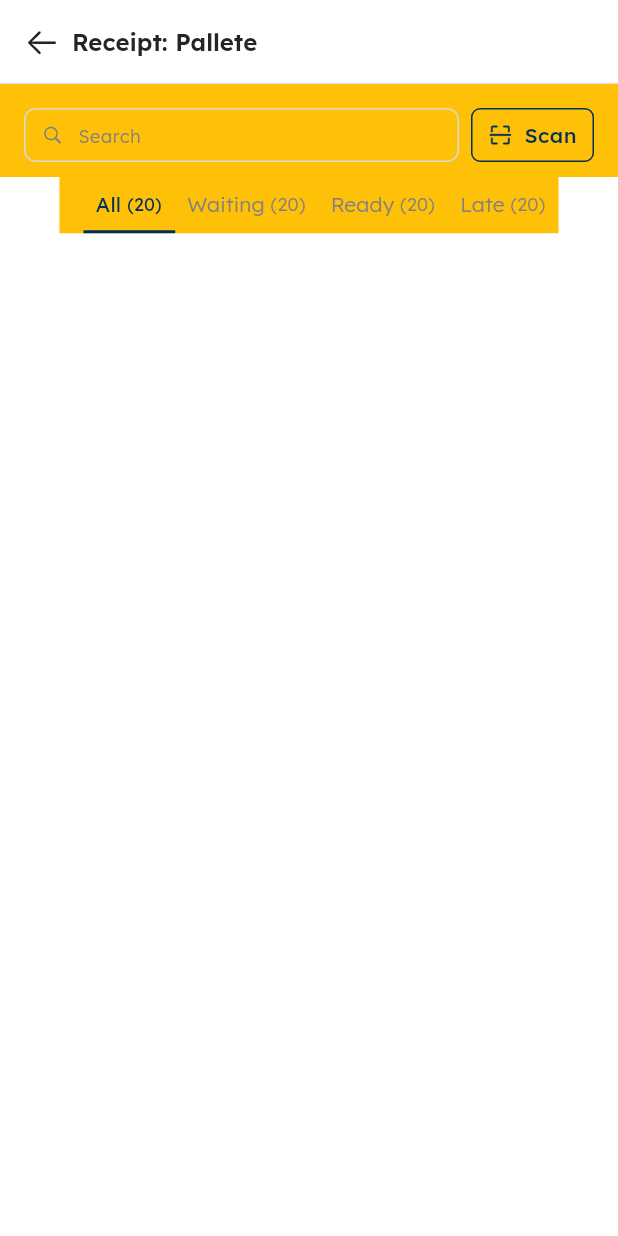
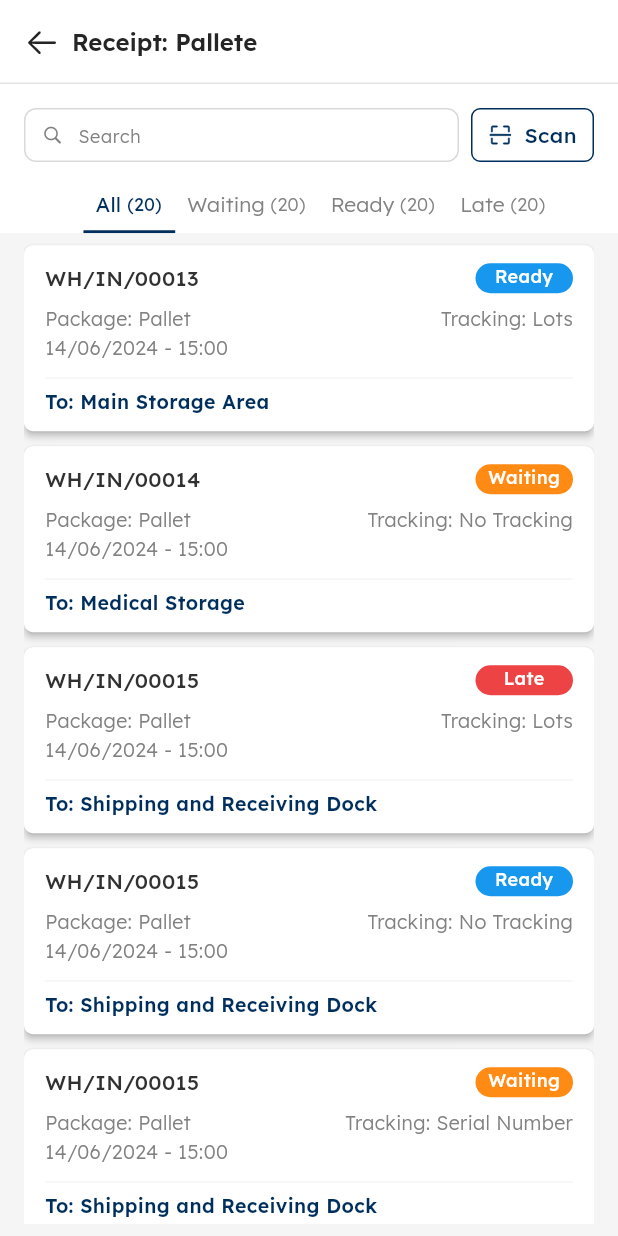
Before and after one commit to teguhw-scaleocean/inventory_3, a Flutter app: the ReceiptListScreen screen opened directly, on a phone screen of 412 x 824 dp. Run offline on Flutter 3.47's test engine with Material 3 defaults, Android fonts, the light colour scheme and no system bars; our stand-ins replace device_preview, flutter_screenutil, flutter_svg.

Commit message:
receipt-list-completed

```diff
--- a/lib/common/components/receipt_item_card.dart
+++ b/lib/common/components/receipt_item_card.dart
@@ -1,18 +1,25 @@
 import 'package:flutter/material.dart';
 
+import '../../data/model/receipt.dart';
 import '../extensions/empty_space_extension.dart';
 import '../theme/color/color_name.dart';
 import '../theme/text/base_text.dart';
 import 'status_badge.dart';
 
 class ReceiptItemCard extends StatelessWidget {
-  const ReceiptItemCard({super.key});
+  final Receipt receipt;
+
+  const ReceiptItemCard({super.key, required this.receipt});
 
   @override
   Widget build(BuildContext context) {
     return SizedBox(
       // height: 120,
       child: Card(
+        margin: EdgeInsets.only(
+          top: (receipt.id == 1) ? 8 : 0,
+          bottom: 10,
+        ),
         semanticContainer: true,
         clipBehavior: Clip.antiAliasWithSaveLayer,
         shape: RoundedRectangleBorder(
@@ -27,13 +34,13 @@ class ReceiptItemCard extends StatelessWidget {
                 mainAxisAlignment: MainAxisAlignment.spaceBetween,
                 children: [
                   Text(
-                    "WH/IN/00013",
+                    receipt.name,
                     style: BaseText.blackText14
                         .copyWith(fontWeight: BaseText.medium),
                   ),
-                  const StatusBadge(
-                    status: "Ready",
-                    color: ColorName.readyColor,
+                  StatusBadge(
+                    status: receipt.status,
+                    color: receipt.statusColor,
                   ),
                 ],
               ),
@@ -42,12 +49,12 @@ class ReceiptItemCard extends StatelessWidget {
                 mainAxisAlignment: MainAxisAlignment.spaceBetween,
                 children: [
                   Text(
-                    "Package: Pallet",
+                    receipt.packageName,
                     style: BaseText.grey1Text13
                         .copyWith(fontWeight: BaseText.light),
                   ),
                   Text(
-                    "Tracking: Lots",
+                    receipt.packageStatus,
                     style: BaseText.grey1Text13
                         .copyWith(fontWeight: BaseText.light),
                   )
@@ -57,7 +64,7 @@ class ReceiptItemCard extends StatelessWidget {
               Row(
                 children: [
                   Text(
-                    "14/06/2024 - 15:30",
+                    receipt.dateTime,
                     style: BaseText.grey1Text13
                         .copyWith(fontWeight: BaseText.light),
                   )
@@ -73,7 +80,7 @@ class ReceiptItemCard extends StatelessWidget {
               Row(
                 children: [
                   Text(
-                    "To: Main Storage Area",
+                    receipt.destination,
                     style: BaseText.mainText13.copyWith(
                       fontWeight: BaseText.semiBold,
                     ),
--- a/lib/common/theme/color/color_name.dart
+++ b/lib/common/theme/color/color_name.dart
@@ -21,4 +21,6 @@ class ColorName {
   static const Color redColor = Color(0xFFE81A0C);
   static const Color badgeRedColor = Color(0xFFEE4345);
   static const Color readyColor = Color(0xFF1798EE);
+  static const Color waitingColor = Color(0xFFFF8A14);
+  static const Color lateColor = Color(0xFFEE4345);
 }
--- /dev/null
+++ b/lib/data/model/receipt.dart
@@ -0,0 +1,110 @@
+// ignore_for_file: public_member_api_docs, sort_constructors_first
+import 'dart:convert';
+
+import 'package:flutter/material.dart';
+
+class Receipt {
+  int id;
+  String name;
+  String status;
+  String packageName;
+  String packageStatus;
+  String dateTime;
+  String destination;
+  Color statusColor;
+
+  Receipt({
+    required this.id,
+    required this.name,
+    required this.status,
+    required this.packageName,
+    required this.packageStatus,
+    required this.dateTime,
+    required this.destination,
+    required this.statusColor,
+  });
+
+  Receipt copyWith({
+    int? id,
+    String? name,
+    String? status,
+    String? packageName,
+    String? packageStatus,
+    String? dateTime,
+    String? destination,
+    Color? statusColor,
+  }) {
+    return Receipt(
+      id: id ?? this.id,
+      name: name ?? this.name,
+      status: status ?? this.status,
+      packageName: packageName ?? this.packageName,
+      packageStatus: packageStatus ?? this.packageStatus,
+      dateTime: dateTime ?? this.dateTime,
+      destination: destination ?? this.destination,
+      statusColor: statusColor ?? this.statusColor,
+    );
+  }
+
+  Map<String, dynamic> toMap() {
+    return <String, dynamic>{
+      'id': id,
+      'name': name,
+      'status': status,
+      'packageName': packageName,
+      'packageStatus': packageStatus,
+      'dateTime': dateTime,
+      'destination': destination,
+      'statusColor': statusColor.value,
+    };
+  }
+
+  factory Receipt.fromMap(Map<String, dynamic> map) {
+    return Receipt(
+      id: map['id'] as int,
+      name: map['name'] as String,
+      status: map['status'] as String,
+      packageName: map['packageName'] as String,
+      packageStatus: map['packageStatus'] as String,
+      dateTime: map['dateTime'] as String,
+      destination: map['destination'] as String,
+      statusColor: Color(map['statusColor'] as int),
+    );
+  }
+
+  String toJson() => json.encode(toMap());
+
+  factory Receipt.fromJson(String source) =>
+      Receipt.fromMap(json.decode(source) as Map<String, dynamic>);
+
+  @override
+  String toString() {
+    return 'Receipt(id: $id, name: $name, status: $status, packageName: $packageName, packageStatus: $packageStatus, dateTime: $dateTime, destination: $destination, statusColor: $statusColor)';
+  }
+
+  @override
+  bool operator ==(covariant Receipt other) {
+    if (identical(this, other)) return true;
+
+    return other.id == id &&
+        other.name == name &&
+        other.status == status &&
+        other.packageName == packageName &&
+        other.packageStatus == packageStatus &&
+        other.dateTime == dateTime &&
+        other.destination == destination &&
+        other.statusColor == statusColor;
+  }
+
+  @override
+  int get hashCode {
+    return id.hashCode ^
+        name.hashCode ^
+        status.hashCode ^
+        packageName.hashCode ^
+        packageStatus.hashCode ^
+        dateTime.hashCode ^
+        destination.hashCode ^
+        statusColor.hashCode;
+  }
+}
--- a/lib/presentation/receipt/screens/receipt_list_screen.dart
+++ b/lib/presentation/receipt/screens/receipt_list_screen.dart
@@ -3,8 +3,10 @@ import 'dart:math';
 import 'package:flutter/cupertino.dart';
 import 'package:flutter/material.dart';
 import 'package:flutter_svg/flutter_svg.dart';
+import 'package:inventory_v3/data/model/receipt.dart';
 
 import '../../../common/components/custom_app_bar.dart';
+import '../../../common/components/receipt_item_card.dart';
 import '../../../common/components/reusable_search_bar_border.dart';
 import '../../../common/components/reusable_tab_bar.dart';
 import '../../../common/components/status_badge.dart';
@@ -32,6 +34,7 @@ class _ReceiptListScreenState extends State<ReceiptListScreen>
   late TabController _tabController;
 
   List<String> tabs = [];
+  List<Receipt> listReceipt = [];
 
   @override
   void initState() {
@@ -40,6 +43,58 @@ class _ReceiptListScreenState extends State<ReceiptListScreen>
     appBarTitle = widget.title;
 
     tabs = ["All", "Waiting", "Ready", "Late"];
+    listReceipt = [
+      Receipt(
+        id: 1,
+        name: "WH/IN/00013",
+        status: "Ready",
+        statusColor: ColorName.readyColor,
+        packageName: "Package: Pallet",
+        packageStatus: "Tracking: Lots",
+        dateTime: "14/06/2024 - 15:00",
+        destination: "To: Main Storage Area",
+      ),
+      Receipt(
+        id: 2,
+        name: "WH/IN/00014",
+        status: "Waiting",
+        statusColor: ColorName.waitingColor,
+        packageName: "Package: Pallet",
+        packageStatus: "Tracking: No Tracking",
+        dateTime: "14/06/2024 - 15:00",
+        destination: "To: Medical Storage",
+      ),
+      Receipt(
+        id: 3,
+        name: "WH/IN/00015",
+        status: "Late",
+        statusColor: ColorName.lateColor,
+        packageName: "Package: Pallet",
+        packageStatus: "Tracking: Lots",
+        dateTime: "14/06/2024 - 15:00",
+        destination: "To: Shipping and Receiving Dock",
+      ),
+      Receipt(
+        id: 4,
+        name: "WH/IN/00015",
+        status: "Ready",
+        statusColor: ColorName.readyColor,
+        packageName: "Package: Pallet",
+        packageStatus: "Tracking: No Tracking",
+        dateTime: "14/06/2024 - 15:00",
+        destination: "To: Shipping and Receiving Dock",
+      ),
+      Receipt(
+        id: 5,
+        name: "WH/IN/00015",
+        status: "Waiting",
+        statusColor: ColorName.waitingColor,
+        packageName: "Package: Pallet",
+        packageStatus: "Tracking: Serial Number",
+        dateTime: "14/06/2024 - 15:00",
+        destination: "To: Shipping and Receiving Dock",
+      ),
+    ];
 
     _tabController = TabController(length: 4, vsync: this);
   }
@@ -55,9 +110,8 @@ class _ReceiptListScreenState extends State<ReceiptListScreen>
         appBar: CustomAppBar(title: appBarTitle),
         body: Column(
           children: [
-            Container(
+            SizedBox(
               height: 62,
-              color: Colors.amber,
               child: Padding(
                 padding: const EdgeInsets.fromLTRB(16, 16, 16, 10),
                 child: Row(
@@ -115,7 +169,6 @@ class _ReceiptListScreenState extends State<ReceiptListScreen>
               // height: 32,
               // width: double.infinity,
               padding: const EdgeInsets.only(left: 16),
-              color: Colors.amber,
               child: reusableTabBar(
                 tabs: tabs.map((e) {
                   bool isSelectedTab = false;
@@ -131,6 +184,35 @@ class _ReceiptListScreenState extends State<ReceiptListScreen>
                 setState: setState,
               ),
             ),
+            Expanded(
+              child: TabBarView(
+                controller: _tabController,
+                children: [
+                  Container(
+                    padding: const EdgeInsets.fromLTRB(16, 0, 16, 8),
+                    color: ColorName.grey8Color,
+                    child: ListView.builder(
+                        padding: EdgeInsets.zero,
+                        shrinkWrap: true,
+                        itemCount: listReceipt.length,
+                        itemBuilder: (context, index) {
+                          var item = listReceipt[index];
+
+                          return ReceiptItemCard(receipt: item);
+                        }),
+                  ),
+                  const Center(
+                    child: Text("Waiting"),
+                  ),
+                  const Center(
+                    child: Text("Ready"),
+                  ),
+                  const Center(
+                    child: Text("Late"),
+                  ),
+                ],
+              ),
+            ),
           ],
         ),
       ),
```
